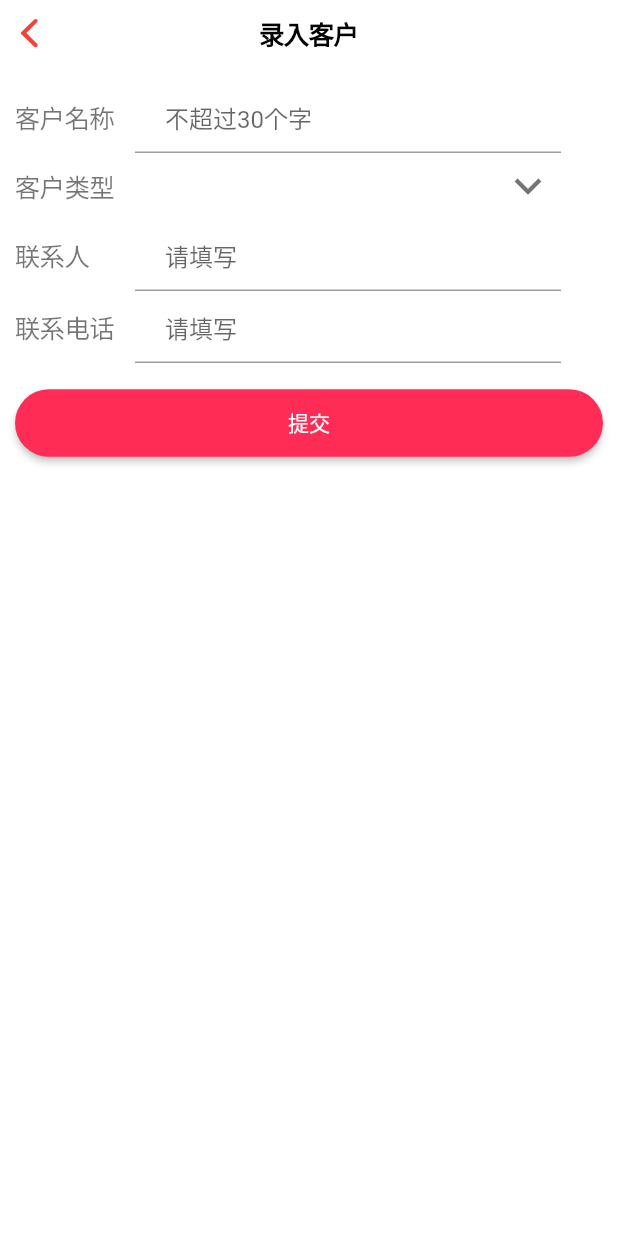
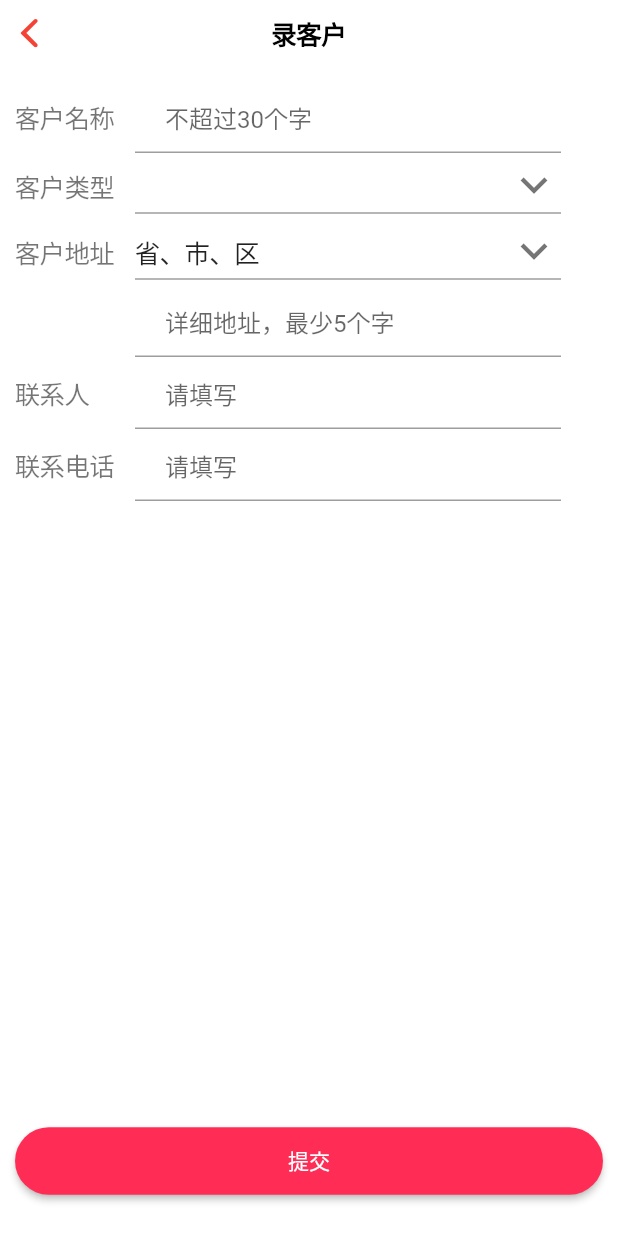
Before and after one commit to JinpingMa/first_flutter_app, a Flutter app: the ClientFormScreen screen opened directly, after a tap on "提交", on a phone screen of 412 x 824 dp. Run offline on Flutter 3.47's test engine with Material 2 defaults, Android fonts, the light colour scheme and no system bars; our stand-ins replace cookie_jar, dio, dio_cookie_manager, fluttertoast; missing offline and left inert: flutter_picker; generated files the repository leaves out were written again; network calls fail.

Commit message:
change client form

```diff
--- a/lib/src/client/client_form.dart
+++ b/lib/src/client/client_form.dart
@@ -20,6 +20,9 @@ class _ClientFormScreenState extends State<ClientFormScreen> {
   String clientName = '';
   String contactName = '';
   String contactPhone = '';
+  String areaString = '省、市、区';
+  List areaArr = [];
+  String specificAddress = '';
 
   void fetchClientTypeData() {
     DioManager.getInstance().post('ClientTypeList', null,
@@ -49,11 +52,16 @@ class _ClientFormScreenState extends State<ClientFormScreen> {
       "clientName":clientName,
       "clientType":clientType,
       "contactList":[{"contactName":contactName,"contactPhone":contactPhone}],
-      "address":""
+      "address":specificAddress,
+      "province": areaArr[0],
+      "city": areaArr[1],
+      "district": areaArr[2]
     };
+
     DioManager.getInstance().post('ClientSave', para,
         //正常回调
             (data) {
+      if(data["x"]["ok"]) {
         Fluttertoast.showToast(
           msg: "录入客户成功",
           toastLength: Toast.LENGTH_SHORT,
@@ -62,11 +70,20 @@ class _ClientFormScreenState extends State<ClientFormScreen> {
           backgroundColor: Colors.green,
           textColor: Colors.white,
         );
+      } else {
+        Fluttertoast.showToast(
+            msg: data["x"]["msg"]!=null?data["x"]["msg"]:"录入客户失败",
+            gravity: ToastGravity.CENTER,
+            timeInSecForIos: 3,
+            toastLength: Toast.LENGTH_SHORT,
+            backgroundColor: Colors.grey,
+            textColor: Colors.white);
+      }
         },
         //错误回调
             (error) {
               Fluttertoast.showToast(
-                  msg: error.x.msg!=null?error.x.msg:"录入客户失败",
+                  msg: error["x"]["msg"]!=null?error["x"]["msg"]:"录入客户失败",
                   gravity: ToastGravity.CENTER,
                   timeInSecForIos: 3,
                   toastLength: Toast.LENGTH_SHORT,
@@ -97,7 +114,7 @@ class _ClientFormScreenState extends State<ClientFormScreen> {
     return Scaffold(
       key: _scaffoldKey,
       appBar: CupertinoNavigationBar(
-        middle: Text('录入客户'),
+        middle: Text('录客户'),
         backgroundColor: Colors.white,
         border: Border(
             bottom: BorderSide(
@@ -111,7 +128,8 @@ class _ClientFormScreenState extends State<ClientFormScreen> {
       body: Container(
         padding: EdgeInsets.all(10.0),
         alignment: Alignment.topCenter,
-        child: ListView(
+        child: Stack(children: <Widget>[
+          ListView(
             children: <Widget>[
               CustomInputCell(
                 label: '客户名称',
@@ -121,14 +139,39 @@ class _ClientFormScreenState extends State<ClientFormScreen> {
                     clientName = val;
                   });
                 },
-//                    () {}
               ),
               CustomCell(
                   label: '客户类型',
                   value: clientType,
+                  rightIcon: Icon(
+                    Icons.expand_more,
+                    color: Colors.black54,
+                    size: 36.0,
+                    semanticLabel: 'Text to announce in accessibility modes',
+                  ),
                   onCellTap: () {
-                  showPicker(context);
+                    showClientTypePicker(context);
                   }),
+              CustomCell(
+                  label: '客户地址',
+                  value: areaString,
+                  rightIcon: Icon(
+                    Icons.expand_more,
+                    color: Colors.black54,
+                    size: 36.0,
+                    semanticLabel: 'Text to announce in accessibility modes',
+                  ),
+                  onCellTap: () {
+                    showAreaPicker(context);
+                  }),
+              CustomInputCell(
+                placeholder: '详细地址，最少5个字',
+                onValueChange: (val) {
+                  setState(() {
+                    specificAddress = val;
+                  });
+                },
+              ),
               CustomInputCell(
                 label: '联系人',
                 placeholder: '请填写',
@@ -145,19 +188,26 @@ class _ClientFormScreenState extends State<ClientFormScreen> {
                     setState(() {
                       contactPhone = val;
                     });
-              },
-            ),
-            submitButton
+                  }
+              )
+//            submitButton
             ],
           ),
+          Positioned(
+            left: 0,
+            right: 0,
+            bottom: 0.0,
+            child: submitButton,
+          )
+        ],),
       ),
     );
   }
 
-  showPicker(BuildContext context) {
+  showClientTypePicker(BuildContext context) {
     Picker picker = Picker(
         adapter: PickerDataAdapter<String>(
-            pickerdata: JsonDecoder().convert(AreaData)),
+            pickerdata: JsonDecoder().convert(clientTypeList)),
         changeToFirst: true,
         textAlign: TextAlign.left,
         textStyle: const TextStyle(color: Colors.blue),
@@ -174,6 +224,27 @@ class _ClientFormScreenState extends State<ClientFormScreen> {
         });
     picker.show(_scaffoldKey.currentState);
   }
+  showAreaPicker(BuildContext context) {
+    Picker picker = Picker(
+        adapter: PickerDataAdapter<String>(
+            pickerdata: JsonDecoder().convert(AreaData)),
+        changeToFirst: true,
+        textAlign: TextAlign.left,
+        textStyle: const TextStyle(color: Colors.blue),
+        selectedTextStyle: TextStyle(color: Colors.red),
+        columnPadding: const EdgeInsets.all(8.0),
+        confirmText: "确定",
+        confirmTextStyle: TextStyle(color: Colors.red),
+        cancelText: "取消",
+        cancelTextStyle: TextStyle(color: Colors.grey),
+        onConfirm: (Picker picker, List value) {
+          setState(() {
+            areaString = picker.getSelectedValues().join(" ");
+            areaArr = picker.getSelectedValues();
+          });
+        });
+    picker.show(_scaffoldKey.currentState);
+  }
 }
 
 class CustomInputCell extends StatelessWidget {
@@ -182,7 +253,8 @@ class CustomInputCell extends StatelessWidget {
     this.value = '',
       this.placeholder = '',
       this.onValueChange,
-      this.inputType = ''
+      this.inputType = '',
+    this.rightIcon
   })
       : super();
 
@@ -191,6 +263,7 @@ class CustomInputCell extends StatelessWidget {
   final String value;
   final ValueChanged<String> onValueChange;
   final String inputType;
+  final Widget rightIcon;
 
   Widget build(BuildContext context) {
     return CupertinoButton(
@@ -227,18 +300,20 @@ class CustomInputCell extends StatelessWidget {
                   onChanged: (val) {
                     onValueChange(val);
                   }),
-            )
+            ),
+            rightIcon!=null?rightIcon:Container(width: 0,height: 0,)
           ],
         ));
   }
 }
 
 class CustomCell extends StatelessWidget {
-  const CustomCell({this.label, this.value, this.onCellTap});
+  const CustomCell({this.label, this.value, this.onCellTap,this.rightIcon});
 
   final String label;
   final String value;
   final VoidCallback onCellTap;
+  final Widget rightIcon;
 
   Widget build(BuildContext context) {
     return CupertinoButton(
@@ -255,20 +330,24 @@ class CustomCell extends StatelessWidget {
               ),
             ),
             Container(
-              width: MediaQuery.of(context).size.width - 168,
+              width: MediaQuery.of(context).size.width - 128,
               decoration: BoxDecoration(
-//                border: BoxBorder()
+                border: Border(
+                  bottom: BorderSide(
+                    width: 1,
+                    color: Colors.grey,
                   ),
-              child: Text(
-                value,
+                ),
+              ),
+              child: Row(
+                mainAxisAlignment: MainAxisAlignment.spaceBetween,
+                children: <Widget>[
+                Text(
+                  value.isEmpty?'':value,
                   style: TextStyle(color: Colors.black87),
                 ),
-            ),
-            Icon(
-              Icons.expand_more,
-              color: Colors.black54,
-              size: 36.0,
-              semanticLabel: 'Text to announce in accessibility modes',
+                rightIcon!=null?rightIcon:Container(width: 0,height: 0,)
+              ],),
             ),
           ],
         ));
--- a/lib/src/tabbar_screen.dart
+++ b/lib/src/tabbar_screen.dart
@@ -35,7 +35,7 @@ class AdaptiveMainScreen extends StatelessWidget {
     if (isIOS) {
       return CupertinoTabScaffold(
         tabBar: CupertinoTabBar(
-          currentIndex: 4,
+          currentIndex: 2,
           items: [
             BottomNavigationBarItem(
               title: Text('首页'),
```
Also changed, not shown: lib/src/login.dart (+8 -8 lines). Lines whose indentation alone changed are shown as unchanged.
